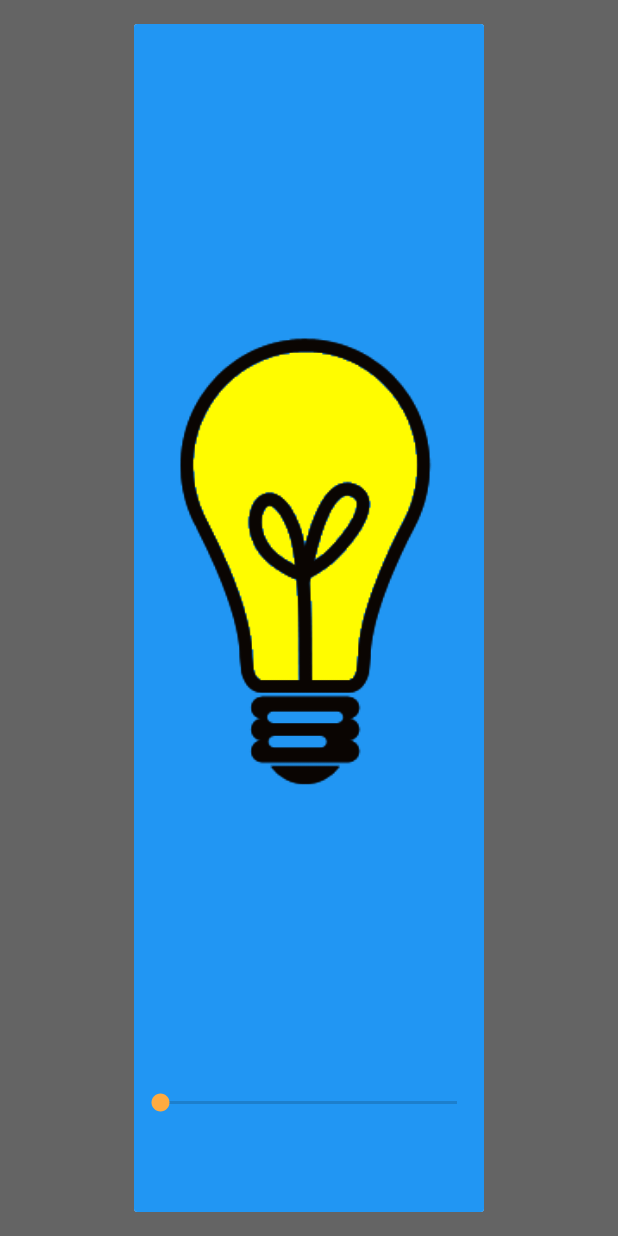
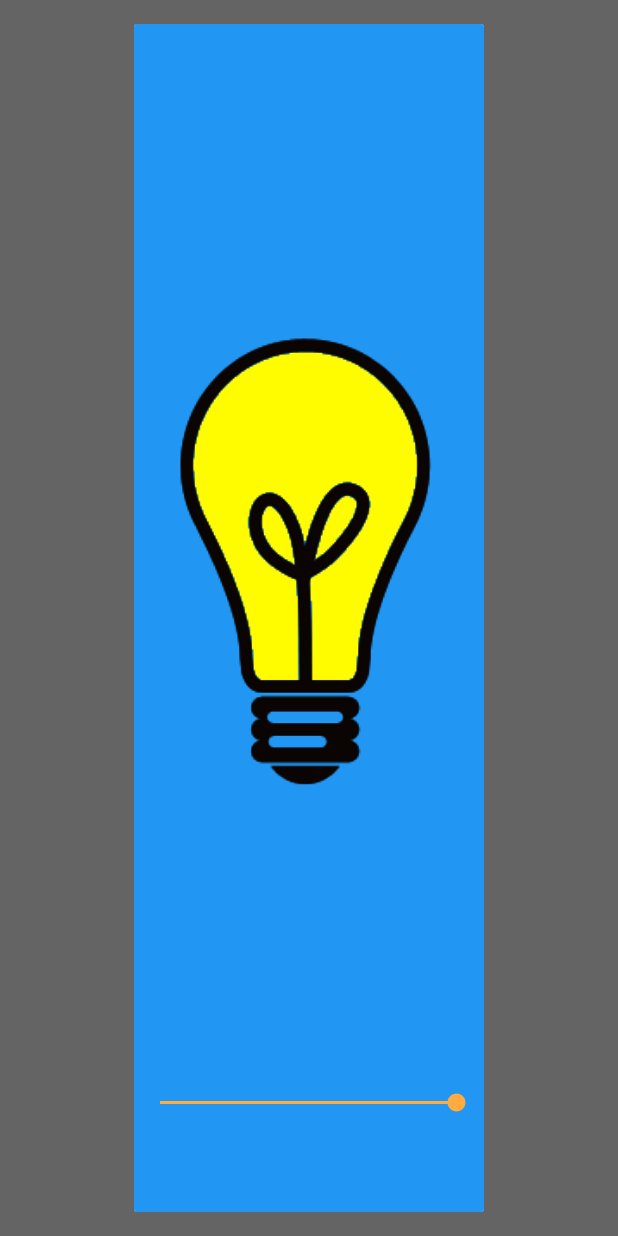
Before and after one commit to sourceallies/zonebeacon, an Android app: the fragment BrightnessControlFragment shown on its own in the app's theme, on a phone screen of 412 x 824 dp. Run offline under Robolectric (Android 15) with nearby library versions, the phone set to English and light mode, and no system bars.

Commit message:
Changed SeekBar and Percent initial values

```diff
--- a/app/src/main/res/layout/fragment_brightness_control.xml
+++ b/app/src/main/res/layout/fragment_brightness_control.xml
@@ -73,12 +73,13 @@
             android:textColor="@android:color/white"
             android:paddingRight="32dp"
             android:textSize="28sp"
-            android:text="0%"
+            android:text="100%"
             android:id="@+id/percent" />
 
         <SeekBar
             android:layout_width="fill_parent"
             android:layout_height="wrap_content"
+            android:progress="100"
             android:max="100"
             android:id="@+id/dimmer" />
 
```
